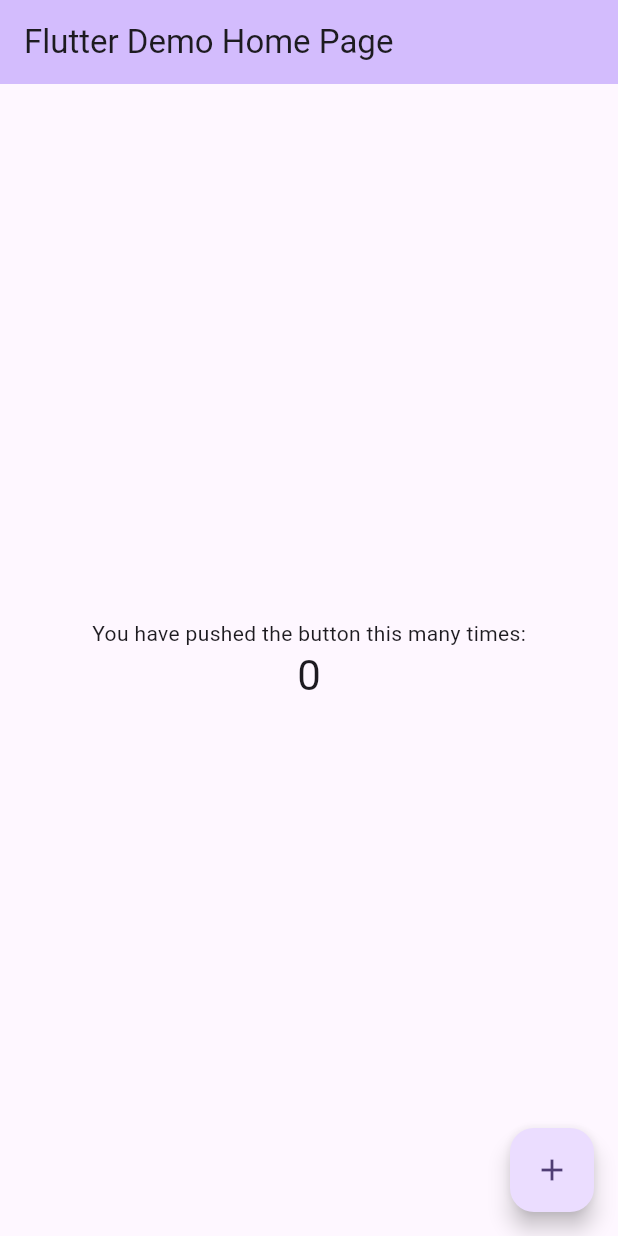
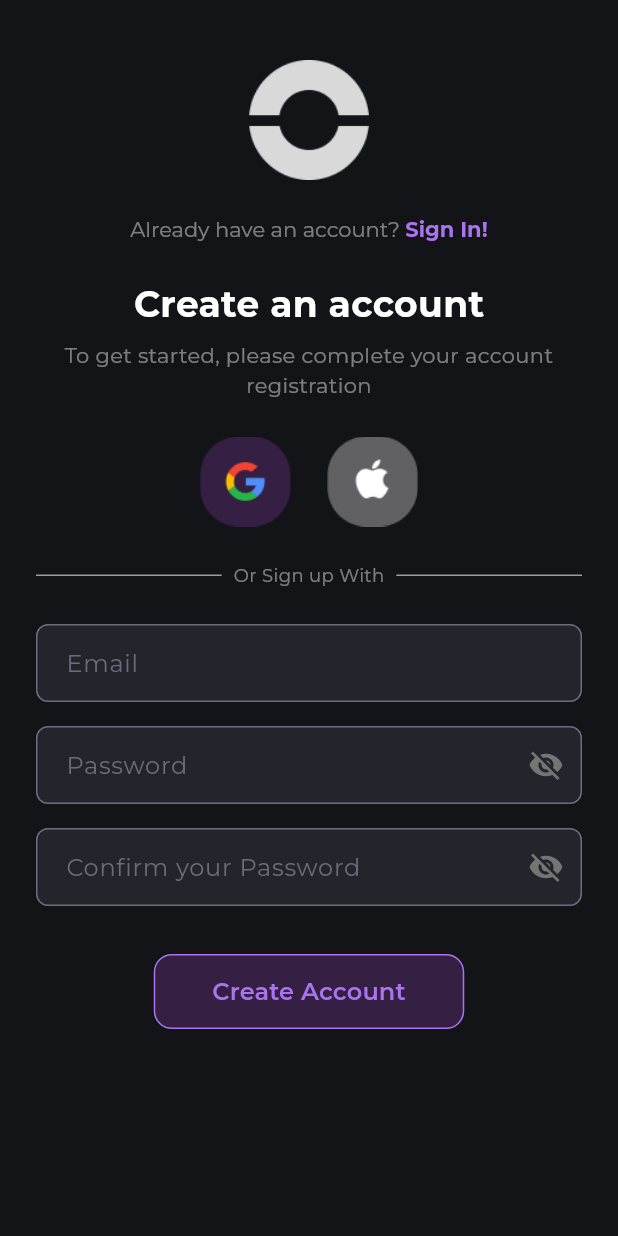
Before and after one commit to costarodrigo22/test-TechTravel, a Flutter app: the screen it shows after launch, on a phone screen of 412 x 824 dp. Run offline on Flutter 3.47's test engine with Material 3 defaults, Android fonts, the phone set to English and light mode, and no system bars; our stand-ins replace google_fonts, image_picker.

Commit message:
cração da tela de criação de conta

```diff
--- a/lib/main.dart
+++ b/lib/main.dart
@@ -1,4 +1,8 @@
 import 'package:flutter/material.dart';
+import 'screens/splash_screen.dart';
+import 'screens/sign_up_screen.dart';
+import 'screens/complete_profile_screen.dart';
+import 'package:google_fonts/google_fonts.dart';
 
 void main() {
   runApp(const MyApp());
@@ -7,116 +11,20 @@ void main() {
 class MyApp extends StatelessWidget {
   const MyApp({super.key});
 
-  // This widget is the root of your application.
   @override
   Widget build(BuildContext context) {
     return MaterialApp(
-      title: 'Flutter Demo',
-      theme: ThemeData(
-        // This is the theme of your application.
-        //
-        // TRY THIS: Try running your application with "flutter run". You'll see
-        // the application has a purple toolbar. Then, without quitting the app,
-        // try changing the seedColor in the colorScheme below to Colors.green
-        // and then invoke "hot reload" (save your changes or press the "hot
-        // reload" button in a Flutter-supported IDE, or press "r" if you used
-        // the command line to start the app).
-        //
-        // Notice that the counter didn't reset back to zero; the application
-        // state is not lost during the reload. To reset the state, use hot
-        // restart instead.
-        //
-        // This works for code too, not just values: Most code changes can be
-        // tested with just a hot reload.
-        colorScheme: ColorScheme.fromSeed(seedColor: Colors.deepPurple),
+      title: 'Flutter Teste Prático',
+      theme: ThemeData.dark().copyWith(
+        textTheme: GoogleFonts.montserratTextTheme(ThemeData.dark().textTheme),
       ),
-      home: const MyHomePage(title: 'Flutter Demo Home Page'),
+      debugShowCheckedModeBanner: false,
+      initialRoute: '/',
+      routes: {
+        '/': (context) => const SplashScreen(),
+        '/signup': (context) => const SignUpScreen(),
+        '/complete-profile': (context) => const CompleteProfileScreen(),
+      },
     );
   }
 }
-
-class MyHomePage extends StatefulWidget {
-  const MyHomePage({super.key, required this.title});
-
-  // This widget is the home page of your application. It is stateful, meaning
-  // that it has a State object (defined below) that contains fields that affect
-  // how it looks.
-
-  // This class is the configuration for the state. It holds the values (in this
-  // case the title) provided by the parent (in this case the App widget) and
-  // used by the build method of the State. Fields in a Widget subclass are
-  // always marked "final".
-
-  final String title;
-
-  @override
-  State<MyHomePage> createState() => _MyHomePageState();
-}
-
-class _MyHomePageState extends State<MyHomePage> {
-  int _counter = 0;
-
-  void _incrementCounter() {
-    setState(() {
-      // This call to setState tells the Flutter framework that something has
-      // changed in this State, which causes it to rerun the build method below
-      // so that the display can reflect the updated values. If we changed
-      // _counter without calling setState(), then the build method would not be
-      // called again, and so nothing would appear to happen.
-      _counter++;
-    });
-  }
-
-  @override
-  Widget build(BuildContext context) {
-    // This method is rerun every time setState is called, for instance as done
-    // by the _incrementCounter method above.
-    //
-    // The Flutter framework has been optimized to make rerunning build methods
-    // fast, so that you can just rebuild anything that needs updating rather
-    // than having to individually change instances of widgets.
-    return Scaffold(
-      appBar: AppBar(
-        // TRY THIS: Try changing the color here to a specific color (to
-        // Colors.amber, perhaps?) and trigger a hot reload to see the AppBar
-        // change color while the other colors stay the same.
-        backgroundColor: Theme.of(context).colorScheme.inversePrimary,
-        // Here we take the value from the MyHomePage object that was created by
-        // the App.build method, and use it to set our appbar title.
-        title: Text(widget.title),
-      ),
-      body: Center(
-        // Center is a layout widget. It takes a single child and positions it
-        // in the middle of the parent.
-        child: Column(
-          // Column is also a layout widget. It takes a list of children and
-          // arranges them vertically. By default, it sizes itself to fit its
-          // children horizontally, and tries to be as tall as its parent.
-          //
-          // Column has various properties to control how it sizes itself and
-          // how it positions its children. Here we use mainAxisAlignment to
-          // center the children vertically; the main axis here is the vertical
-          // axis because Columns are vertical (the cross axis would be
-          // horizontal).
-          //
-          // TRY THIS: Invoke "debug painting" (choose the "Toggle Debug Paint"
-          // action in the IDE, or press "p" in the console), to see the
-          // wireframe for each widget.
-          mainAxisAlignment: MainAxisAlignment.center,
-          children: <Widget>[
-            const Text('You have pushed the button this many times:'),
-            Text(
-              '$_counter',
-              style: Theme.of(context).textTheme.headlineMedium,
-            ),
-          ],
-        ),
-      ),
-      floatingActionButton: FloatingActionButton(
-        onPressed: _incrementCounter,
-        tooltip: 'Increment',
-        child: const Icon(Icons.add),
-      ), // This trailing comma makes auto-formatting nicer for build methods.
-    );
-  }
-}
--- /dev/null
+++ b/lib/screens/sign_up_screen.dart
@@ -0,0 +1,203 @@
+import 'package:desafio_flutter/screens/profile_picture_screen.dart';
+import 'package:flutter/material.dart';
+
+class SignUpScreen extends StatefulWidget {
+  const SignUpScreen({super.key});
+
+  @override
+  State<SignUpScreen> createState() => _SignUpScreenState();
+}
+
+class _SignUpScreenState extends State<SignUpScreen> {
+  bool _obscurePassword = true;
+  bool _obscureConfirmPassword = true;
+
+  @override
+  Widget build(BuildContext context) {
+    return Scaffold(
+      backgroundColor: const Color(0xFF131418),
+      body: SafeArea(
+        child: SingleChildScrollView(
+          padding: const EdgeInsets.symmetric(horizontal: 24),
+          child: Column(
+            crossAxisAlignment: CrossAxisAlignment.center,
+            children: [
+              const SizedBox(height: 40),
+              Center(
+                child: Column(
+                  children: [Image.asset('assets/images/logo.png', height: 80)],
+                ),
+              ),
+              const SizedBox(height: 24),
+              RichText(
+                textAlign: TextAlign.center,
+                text: const TextSpan(
+                  text: 'Already have an account? ',
+                  style: TextStyle(
+                    color: Color(0x73FFFFFF),
+                    fontSize: 14,
+                    fontFamily: 'Montserrat',
+                  ),
+                  children: [
+                    TextSpan(
+                      text: 'Sign In!',
+                      style: TextStyle(
+                        color: Color(0xFFAA73F0),
+                        fontWeight: FontWeight.bold,
+                        fontFamily: 'Montserrat',
+                      ),
+                    ),
+                  ],
+                ),
+              ),
+              const SizedBox(height: 24),
+              const Text(
+                'Create an account',
+                style: TextStyle(
+                  fontSize: 24,
+                  fontWeight: FontWeight.bold,
+                  color: Colors.white,
+                  fontFamily: 'Montserrat',
+                ),
+              ),
+              const SizedBox(height: 8),
+              const Text(
+                'To get started, please complete your account registration',
+                style: TextStyle(
+                  color: Color(0x73FFFFFF),
+                  fontSize: 14,
+                  fontFamily: 'Montserrat',
+                ),
+                textAlign: TextAlign.center,
+              ),
+              const SizedBox(height: 24),
+              Row(
+                mainAxisAlignment: MainAxisAlignment.center,
+                children: [
+                  Image.asset('assets/images/google.png', height: 60),
+                  const SizedBox(width: 24),
+                  Image.asset('assets/images/apple.png', height: 60),
+                ],
+              ),
+              const SizedBox(height: 24),
+              const Row(
+                children: [
+                  Expanded(child: Divider(color: Colors.grey)),
+                  Padding(
+                    padding: EdgeInsets.symmetric(horizontal: 8),
+                    child: Text(
+                      'Or Sign up With',
+                      style: TextStyle(
+                        fontSize: 12,
+                        color: Color(0x73FFFFFF),
+                        fontFamily: 'Montserrat',
+                      ),
+                    ),
+                  ),
+                  Expanded(child: Divider(color: Colors.grey)),
+                ],
+              ),
+              const SizedBox(height: 24),
+              _buildTextField(hintText: 'Email'),
+              const SizedBox(height: 16),
+              _buildTextField(hintText: 'Password', obscureText: true),
+              const SizedBox(height: 16),
+              _buildTextField(
+                hintText: 'Confirm your Password',
+                obscureText: true,
+              ),
+              const SizedBox(height: 32),
+              Container(
+                width: 207,
+                decoration: BoxDecoration(
+                  color: const Color(0x33BC4CF1),
+                  borderRadius: BorderRadius.circular(12),
+                  border: Border.all(color: const Color(0xFFAA73F0)),
+                ),
+                child: TextButton(
+                  onPressed: () {
+                    Navigator.push(
+                      context,
+                      MaterialPageRoute(
+                        builder: (_) => const ProfilePictureScreen(),
+                      ),
+                    );
+                  },
+                  child: const Text(
+                    "Create Account",
+                    style: TextStyle(
+                      color: Color(0xFFAA73F0),
+                      fontSize: 16,
+                      fontWeight: FontWeight.w600,
+                      fontFamily: 'Montserrat',
+                    ),
+                  ),
+                ),
+              ),
+              const SizedBox(height: 40),
+            ],
+          ),
+        ),
+      ),
+    );
+  }
+
+  Widget _buildTextField({required String hintText, bool obscureText = false}) {
+    return TextField(
+      obscureText:
+          obscureText
+              ? (hintText == 'Password'
+                  ? _obscurePassword
+                  : _obscureConfirmPassword)
+              : false,
+      style: const TextStyle(color: Colors.white, fontFamily: 'Montserrat'),
+      decoration: InputDecoration(
+        filled: true,
+        fillColor: const Color(0xFF23252C),
+        hintText: hintText,
+        hintStyle: const TextStyle(
+          color: Color(0xFF6C6D7A),
+          fontFamily: 'Montserrat',
+        ),
+        contentPadding: const EdgeInsets.symmetric(
+          horizontal: 16,
+          vertical: 14,
+        ),
+        border: OutlineInputBorder(
+          borderRadius: BorderRadius.circular(12),
+          borderSide: const BorderSide(color: Color(0xFF6C6D7A)),
+        ),
+        enabledBorder: OutlineInputBorder(
+          borderRadius: BorderRadius.circular(8),
+          borderSide: const BorderSide(color: Color(0xFF6C6D7A)),
+        ),
+        focusedBorder: OutlineInputBorder(
+          borderRadius: BorderRadius.circular(8),
+          borderSide: const BorderSide(color: Color(0xFFAA73F0)),
+        ),
+        suffixIcon:
+            obscureText
+                ? IconButton(
+                  icon: Icon(
+                    (hintText == 'Password'
+                            ? _obscurePassword
+                            : _obscureConfirmPassword)
+                        ? Icons.visibility_off
+                        : Icons.visibility,
+                    color: Colors.grey.shade600,
+                  ),
+                  onPressed: () {
+                    setState(() {
+                      if (hintText == 'Password') {
+                        _obscurePassword = !_obscurePassword;
+                      } else {
+                        _obscureConfirmPassword = !_obscureConfirmPassword;
+                      }
+                    });
+                  },
+                )
+                : null,
+      ),
+    );
+  }
+}
```
Also changed, not shown: lib/screens/complete_profile_screen.dart (added, +47 -0 lines), lib/screens/profile_picture_screen.dart (added, +160 -0 lines), lib/screens/splash_screen.dart (added, +31 -0 lines), pubspec.yaml (+9 -68 lines), assets/images/apple.png (added), assets/images/google.png (added), assets/images/logo.png (added), assets/images/logo_create.png (added), pubspec.lock, 5 other files.
